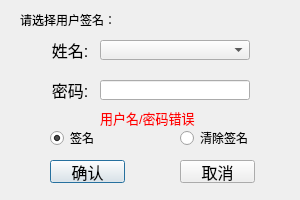
Above: lib/sign/sign.ui from zxcvbnmz0x/gmpsystem before the change. Below: the same form after it.
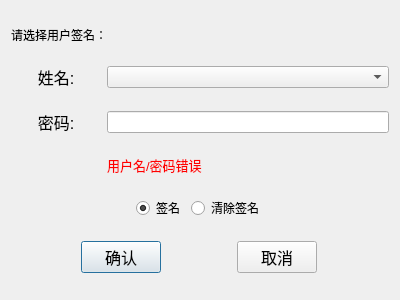
That is the form after the change. Custom widgets are drawn as their Qt base class.

What changed in the file:
```diff
--- a/lib/sign/sign.ui
+++ b/lib/sign/sign.ui
@@ -6,35 +6,29 @@
    <rect>
     <x>0</x>
     <y>0</y>
-    <width>300</width>
-    <height>200</height>
+    <width>400</width>
+    <height>300</height>
    </rect>
   </property>
   <property name="windowTitle">
    <string>Dialog</string>
   </property>
+  <layout class="QGridLayout" name="gridLayout">
+   <item row="0" column="0" colspan="2">
   <widget class="QLabel" name="label">
-   <property name="geometry">
-    <rect>
-     <x>20</x>
-     <y>0</y>
-     <width>100</width>
-     <height>40</height>
-    </rect>
+     <property name="sizePolicy">
+      <sizepolicy hsizetype="Preferred" vsizetype="Fixed">
+       <horstretch>0</horstretch>
+       <verstretch>0</verstretch>
+      </sizepolicy>
    </property>
    <property name="text">
     <string>请选择用户签名：</string>
    </property>
   </widget>
+   </item>
+   <item row="1" column="0">
   <widget class="QLabel" name="Label">
-   <property name="geometry">
-    <rect>
-     <x>50</x>
-     <y>40</y>
-     <width>40</width>
-     <height>20</height>
-    </rect>
-   </property>
    <property name="font">
     <font>
      <pointsize>12</pointsize>
@@ -47,15 +41,12 @@
     <set>Qt::AlignCenter</set>
    </property>
   </widget>
+   </item>
+   <item row="1" column="1" colspan="3">
+    <widget class="ComboLine" name="username"/>
+   </item>
+   <item row="2" column="0">
   <widget class="QLabel" name="Label_2">
-   <property name="geometry">
-    <rect>
-     <x>50</x>
-     <y>80</y>
-     <width>40</width>
-     <height>20</height>
-    </rect>
-   </property>
    <property name="font">
     <font>
      <pointsize>12</pointsize>
@@ -68,15 +59,55 @@
     <set>Qt::AlignCenter</set>
    </property>
   </widget>
+   </item>
+   <item row="2" column="1" colspan="3">
+    <widget class="QLineEdit" name="password">
+     <property name="echoMode">
+      <enum>QLineEdit::Password</enum>
+     </property>
+    </widget>
+   </item>
+   <item row="3" column="1" colspan="3">
+    <widget class="QLabel" name="tipslabel">
+     <property name="enabled">
+      <bool>true</bool>
+     </property>
+     <property name="sizePolicy">
+      <sizepolicy hsizetype="Preferred" vsizetype="Fixed">
+       <horstretch>0</horstretch>
+       <verstretch>0</verstretch>
+      </sizepolicy>
+     </property>
+     <property name="font">
+      <font>
+       <pointsize>10</pointsize>
+      </font>
+     </property>
+     <property name="styleSheet">
+      <string notr="true">color: rgb(255, 0, 0);</string>
+     </property>
+     <property name="text">
+      <string>用户名/密码错误</string>
+     </property>
+    </widget>
+   </item>
+   <item row="4" column="0" colspan="4">
+    <layout class="QHBoxLayout" name="horizontalLayout">
+     <item>
+      <spacer name="horizontalSpacer">
+       <property name="orientation">
+        <enum>Qt::Horizontal</enum>
+       </property>
+       <property name="sizeHint" stdset="0">
+        <size>
+         <width>40</width>
+         <height>20</height>
+        </size>
+       </property>
+      </spacer>
+     </item>
+     <item>
   <widget class="QRadioButton" name="RadioButton_sign">
-   <property name="geometry">
-    <rect>
-     <x>50</x>
-     <y>130</y>
-     <width>47</width>
-     <height>16</height>
-    </rect>
-   </property>
    <property name="sizePolicy">
     <sizepolicy hsizetype="Fixed" vsizetype="Fixed">
      <horstretch>0</horstretch>
@@ -90,28 +121,33 @@
     <bool>true</bool>
    </property>
   </widget>
+     </item>
+     <item>
   <widget class="QRadioButton" name="RadioButton_unsign">
-   <property name="geometry">
-    <rect>
-     <x>180</x>
-     <y>130</y>
-     <width>71</width>
-     <height>16</height>
-    </rect>
-   </property>
    <property name="text">
     <string>清除签名</string>
    </property>
   </widget>
+     </item>
+     <item>
+      <spacer name="horizontalSpacer_2">
+       <property name="orientation">
+        <enum>Qt::Horizontal</enum>
+       </property>
+       <property name="sizeHint" stdset="0">
+        <size>
+         <width>40</width>
+         <height>20</height>
+        </size>
+       </property>
+      </spacer>
+     </item>
+    </layout>
+   </item>
+   <item row="5" column="0" colspan="4">
+    <layout class="QHBoxLayout" name="horizontalLayout_2">
+     <item>
   <widget class="QPushButton" name="acceptButton">
-   <property name="geometry">
-    <rect>
-     <x>50</x>
-     <y>160</y>
-     <width>75</width>
-     <height>23</height>
-    </rect>
-   </property>
    <property name="sizePolicy">
     <sizepolicy hsizetype="Fixed" vsizetype="Fixed">
      <horstretch>0</horstretch>
@@ -127,18 +163,12 @@
     <string>确认</string>
    </property>
   </widget>
+     </item>
+     <item>
   <widget class="QPushButton" name="cancelButton">
    <property name="enabled">
     <bool>true</bool>
    </property>
-   <property name="geometry">
-    <rect>
-     <x>180</x>
-     <y>160</y>
-     <width>75</width>
-     <height>23</height>
-    </rect>
-   </property>
    <property name="sizePolicy">
     <sizepolicy hsizetype="Fixed" vsizetype="Fixed">
      <horstretch>0</horstretch>
@@ -154,53 +184,10 @@
     <string>取消</string>
    </property>
   </widget>
-  <widget class="QLineEdit" name="password">
-   <property name="geometry">
-    <rect>
-     <x>100</x>
-     <y>80</y>
-     <width>150</width>
-     <height>20</height>
-    </rect>
-   </property>
-   <property name="echoMode">
-    <enum>QLineEdit::Password</enum>
-   </property>
-  </widget>
-  <widget class="QLabel" name="tipslabel">
-   <property name="enabled">
-    <bool>true</bool>
-   </property>
-   <property name="geometry">
-    <rect>
-     <x>100</x>
-     <y>110</y>
-     <width>101</width>
-     <height>16</height>
-    </rect>
-   </property>
-   <property name="font">
-    <font>
-     <pointsize>10</pointsize>
-    </font>
-   </property>
-   <property name="styleSheet">
-    <string notr="true">color: rgb(255, 0, 0);</string>
-   </property>
-   <property name="text">
-    <string>用户名/密码错误</string>
-   </property>
-  </widget>
-  <widget class="ComboLine" name="username">
-   <property name="geometry">
-    <rect>
-     <x>100</x>
-     <y>40</y>
-     <width>150</width>
-     <height>20</height>
-    </rect>
-   </property>
-  </widget>
+     </item>
+    </layout>
+   </item>
+  </layout>
   <zorder>tipslabel</zorder>
   <zorder>password</zorder>
   <zorder>acceptButton</zorder>
```
Left out of the diff: 10 changed lines with no effect on the pictures. Lines whose indentation alone changed are shown as unchanged.
